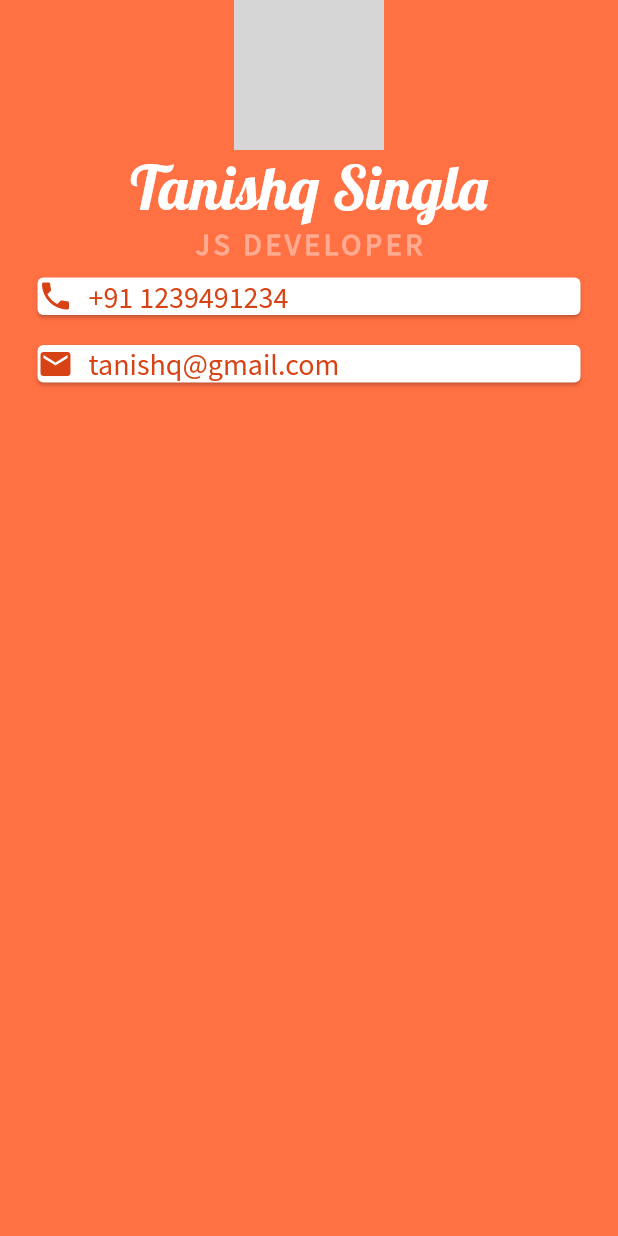
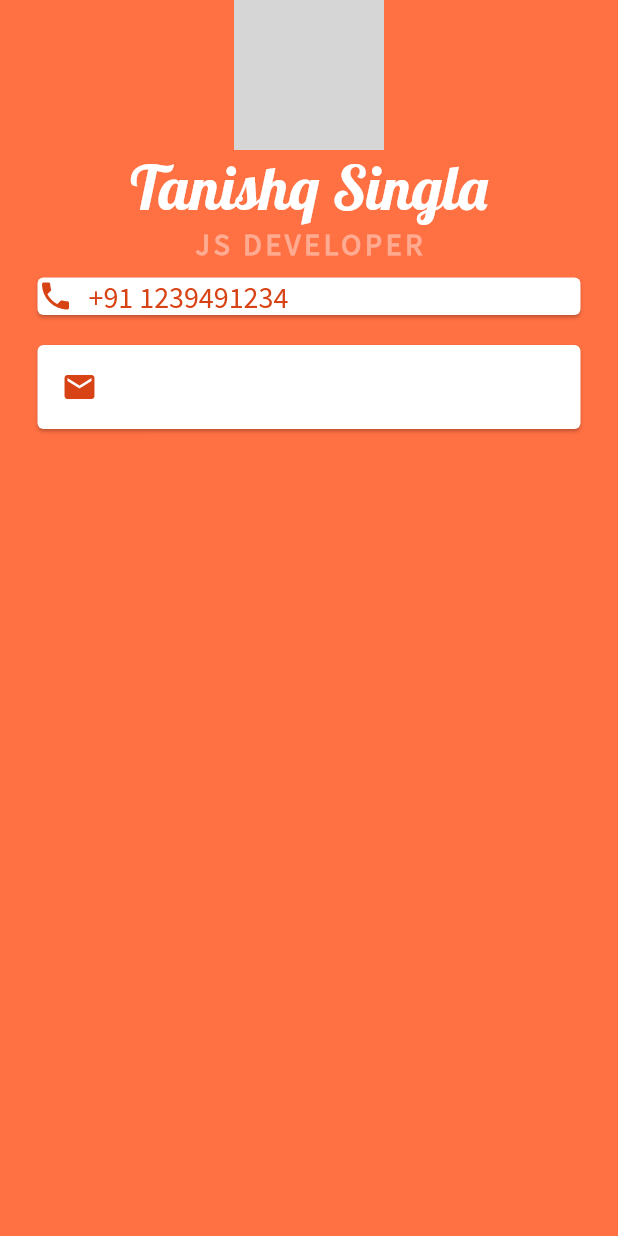
Before and after one commit to TanishqSingla/MiCard, a Flutter app: the screen it shows after launch, on a phone screen of 412 x 824 dp. Run offline on Flutter 3.47's test engine with Material 2 defaults, Android fonts, the phone set to English and light mode, and no system bars; network calls fail; grey boxes are pictures that could not be loaded.

Commit message:
Implementing list style
Removed Card widget
Implemented ListTile widget since it met requirements

```diff
--- a/lib/main.dart
+++ b/lib/main.dart
@@ -56,27 +56,15 @@ class MyApp extends StatelessWidget {
                 ),
               ),
               Card(
-                color: Colors.white,
-                margin: EdgeInsets.symmetric(vertical: 10.0, horizontal: 25.0),
-                child: Row(
-                  children: <Widget>[
-                    Icon(
+                  color: Colors.white,
+                  margin:
+                      EdgeInsets.symmetric(vertical: 10.0, horizontal: 25.0),
+                  child: ListTile(
+                    leading: Icon(
                       Icons.email,
                       color: Colors.deepOrange[800],
                     ),
-                    SizedBox(
-                      width: 10.0,
-                    ),
-                    Text(
-                      'tanishq@gmail.com',
-                      style: TextStyle(
-                          color: Colors.deepOrange[800],
-                          fontFamily: 'Source Sans Pro',
-                          fontSize: 20.0),
-                    )
-                  ],
-                ),
-              ),
+                  )),
             ],
           ),
         ),
```
